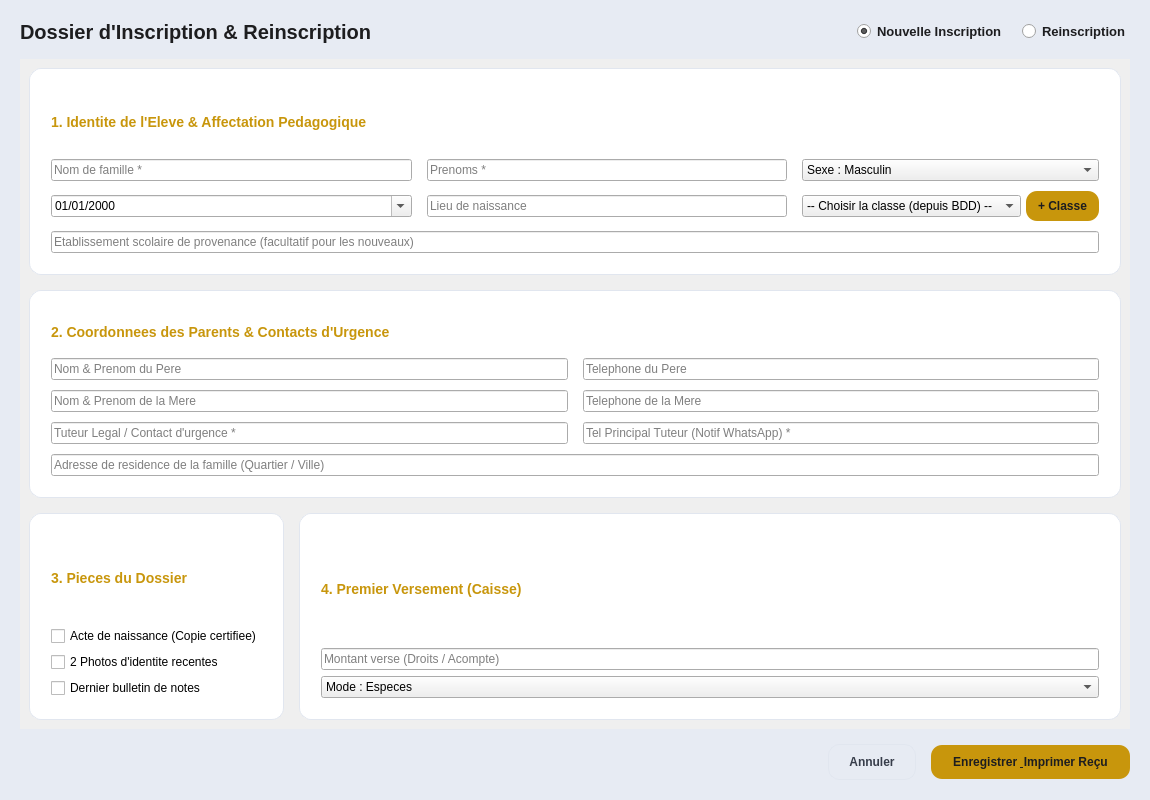
laudesmassamba1-ai/Logiciel-de-gestion-scolaire, file ui/ui_files/eleves/inscription.ui: the form before one commit.
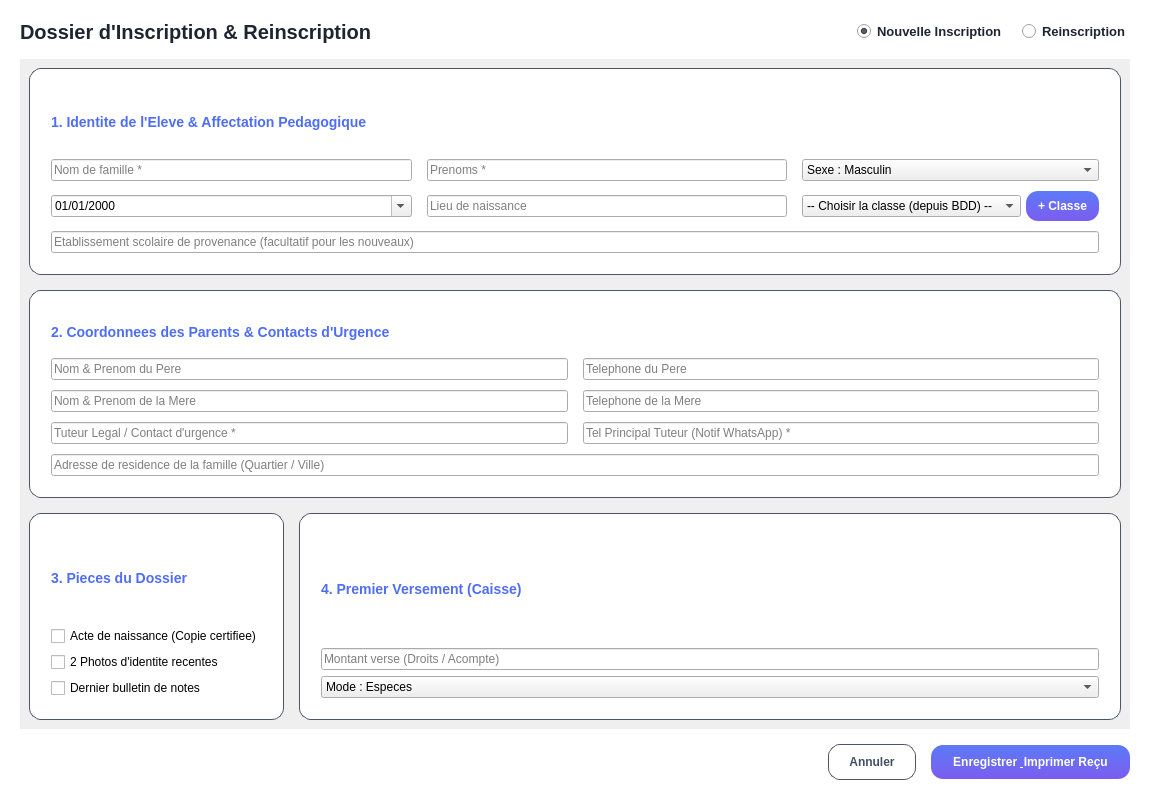
The form after the commit.

The edit to the form file:
```diff
--- a/ui/ui_files/eleves/inscription.ui
+++ b/ui/ui_files/eleves/inscription.ui
@@ -13,7 +13,7 @@
   <property name="windowTitle">
    <string>Dossier d'Inscription Complet</string>
   </property>
-<property name="styleSheet"><string>QWidget#FormInscriptionEleve { background-color: #E7EBF3; font-family: sans-serif; }</string></property>
+<property name="styleSheet"><string>QWidget#FormInscriptionEleve { background: transparent; }</string></property>
   <layout class="QVBoxLayout" name="verticalLayout_Main">
    <property name="spacing">
     <number>15</number>
@@ -35,7 +35,7 @@
      <item>
       <widget class="QLabel" name="lbl_title">
        <property name="styleSheet">
-        <string>font-size: 20px; font-weight: bold; color: #1D1D1F;</string>
+        <string>font-size: 20px; font-weight: bold; color: #1E2430;</string>
        </property>
        <property name="text">
         <string>Dossier d'Inscription &amp; Reinscription</string>
@@ -58,7 +58,7 @@
      <item>
       <widget class="QRadioButton" name="radio_new">
        <property name="styleSheet">
-        <string>font-weight: bold; color: #1D1D1F; font-size: 13px;</string>
+        <string>font-weight: bold; color: #1E2430; font-size: 13px;</string>
        </property>
        <property name="text">
         <string>Nouvelle Inscription</string>
@@ -71,7 +71,7 @@
      <item>
       <widget class="QRadioButton" name="radio_reins">
        <property name="styleSheet">
-        <string>font-weight: bold; color: #1D1D1F; font-size: 13px;</string>
+        <string>font-weight: bold; color: #1E2430; font-size: 13px;</string>
        </property>
        <property name="text">
         <string>Reinscription</string>
@@ -101,12 +101,12 @@
        </property>
        <item>
         <widget class="QFrame" name="card_eleve">
-         <property name="styleSheet"><string>QFrame#card_eleve { background-color: #FFFFFF; color: #1D1D1F; border: 1px solid #E1E6EF; border-radius: 12px; padding: 12px; }</string></property>
+         <property name="styleSheet"><string>QFrame#card_eleve { background-color: #FFFFFF; color: #1E2430; border: 1px solid #4A5568; border-radius: 12px; padding: 12px; }</string></property>
          <layout class="QVBoxLayout" name="verticalLayout_Card1">
           <item>
            <widget class="QLabel" name="lbl_sec1">
             <property name="styleSheet">
-             <string>font-size: 14px; font-weight: bold; color: #C8960C; border: none;</string>
+             <string>font-size: 14px; font-weight: bold; color: #4F6DF5; border: none;</string>
             </property>
             <property name="text">
              <string>1. Identite de l'Eleve &amp; Affectation Pedagogique</string>
@@ -186,7 +186,7 @@
                  <string>Ajouter une nouvelle classe manuellement</string>
                 </property>
                 <property name="styleSheet">
-                 <string>background-color: #C8960C; color: #1D1D1F; font-weight: bold; border-radius: 11px; padding: 8px 12px;</string>
+                 <string>background: qlineargradient(x1:0, y1:0, x2:0, y2:1, stop:0 #5B7BF7, stop:1 #7C5CF0); color: #FFFFFF; font-weight: bold; border-radius: 12px; padding: 8px 12px;</string>
                 </property>
                 <property name="text">
                  <string>+ Classe</string>
@@ -209,12 +209,12 @@
        </item>
        <item>
         <widget class="QFrame" name="card_parents">
-         <property name="styleSheet"><string>QFrame#card_parents { background-color: #FFFFFF; color: #1D1D1F; border: 1px solid #E1E6EF; border-radius: 12px; padding: 12px; }</string></property>
+         <property name="styleSheet"><string>QFrame#card_parents { background-color: #FFFFFF; color: #1E2430; border: 1px solid #4A5568; border-radius: 12px; padding: 12px; }</string></property>
          <layout class="QVBoxLayout" name="verticalLayout_Card2">
           <item>
            <widget class="QLabel" name="lbl_sec2">
             <property name="styleSheet">
-             <string>font-size: 14px; font-weight: bold; color: #C8960C; border: none;</string>
+             <string>font-size: 14px; font-weight: bold; color: #4F6DF5; border: none;</string>
             </property>
             <property name="text">
              <string>2. Coordonnees des Parents &amp; Contacts d'Urgence</string>
@@ -290,12 +290,12 @@
          </property>
          <item>
           <widget class="QFrame" name="card_pieces">
-           <property name="styleSheet"><string>QFrame#card_pieces { background-color: #FFFFFF; color: #1D1D1F; border: 1px solid #E1E6EF; border-radius: 12px; padding: 12px; }</string></property>
+           <property name="styleSheet"><string>QFrame#card_pieces { background-color: #FFFFFF; color: #1E2430; border: 1px solid #4A5568; border-radius: 12px; padding: 12px; }</string></property>
            <layout class="QVBoxLayout" name="verticalLayout_Pieces">
             <item>
              <widget class="QLabel" name="lbl_sec3">
               <property name="styleSheet">
-               <string>font-size: 14px; font-weight: bold; color: #C8960C; border: none;</string>
+               <string>font-size: 14px; font-weight: bold; color: #4F6DF5; border: none;</string>
               </property>
               <property name="text">
                <string>3. Pieces du Dossier</string>
@@ -328,12 +328,12 @@
          </item>
          <item>
           <widget class="QFrame" name="card_caisse">
-           <property name="styleSheet"><string>QFrame#card_caisse { background-color: #FFFFFF; color: #1D1D1F; border: 1px solid #E1E6EF; border-radius: 12px; padding: 12px; }</string></property>
+           <property name="styleSheet"><string>QFrame#card_caisse { background-color: #FFFFFF; color: #1E2430; border: 1px solid #4A5568; border-radius: 12px; padding: 12px; }</string></property>
            <layout class="QVBoxLayout" name="verticalLayout_Caisse">
             <item>
              <widget class="QLabel" name="lbl_sec4">
               <property name="styleSheet">
-               <string>font-size: 14px; font-weight: bold; color: #C8960C; border: none;</string>
+               <string>font-size: 14px; font-weight: bold; color: #4F6DF5; border: none;</string>
               </property>
               <property name="text">
                <string>4. Premier Versement (Caisse)</string>
@@ -394,7 +394,7 @@
      <item>
       <widget class="QPushButton" name="btn_cancel">
        <property name="styleSheet">
-        <string>background-color: #E7EBF3; color: #373D4A; border: 1px solid #E1E6EF; border-radius: 11px; padding: 10px 20px; font-weight: bold;</string>
+        <string>background: transparent; color: #465064; border: 1px solid #4A5568; border-radius: 12px; padding: 10px 20px; font-weight: bold;</string>
        </property>
        <property name="text">
         <string>Annuler</string>
@@ -404,7 +404,7 @@
      <item>
       <widget class="QPushButton" name="btn_save">
        <property name="styleSheet">
-        <string>background-color: #C8960C; color: #1D1D1F; border-radius: 11px; padding: 10px 22px; font-weight: bold;</string>
+        <string>background: qlineargradient(x1:0, y1:0, x2:0, y2:1, stop:0 #5B7BF7, stop:1 #7C5CF0); color: #FFFFFF; border-radius: 12px; padding: 10px 22px; font-weight: bold;</string>
        </property>
        <property name="text">
         <string>Enregistrer &amp; Imprimer Reçu</string>
```
